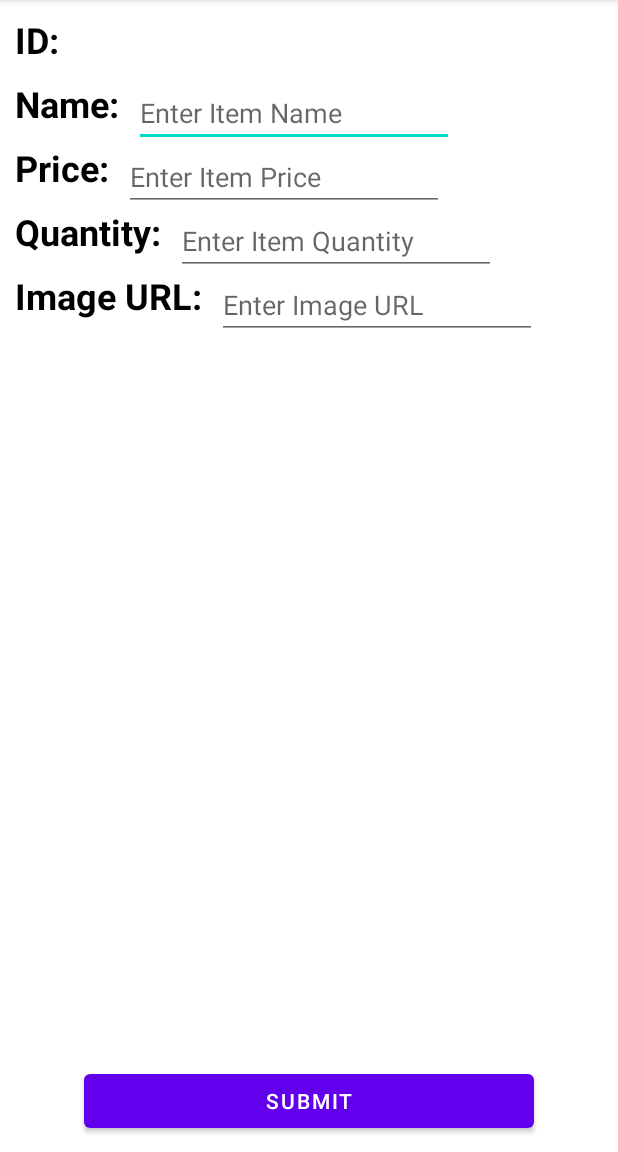
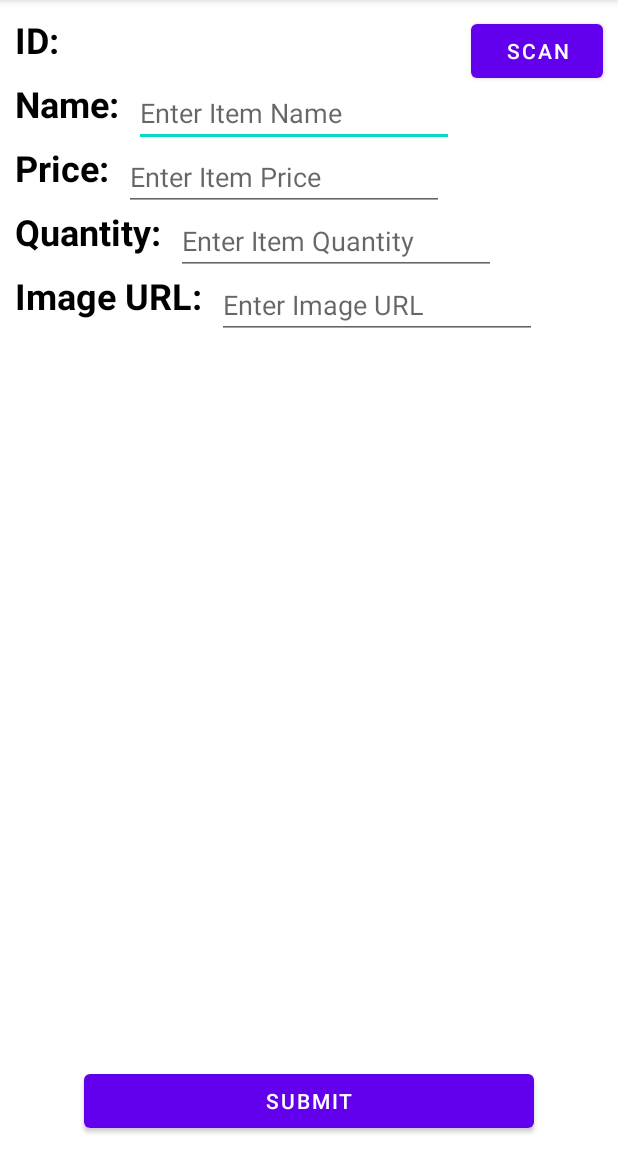
Before and after one commit to MinaSaad47/mms, an Android app: the AddEditItemActivity screen opened directly, with no data from a screen before it, on a phone screen of 412 x 824 dp, the part 84-1236 px from its top. Run offline under Robolectric (Android 15) with nearby library versions, the phone set to English and light mode, and no system bars.

Commit message:
barcode_scanning

```diff
--- a/app/build.gradle
+++ b/app/build.gradle
@@ -37,4 +37,5 @@ dependencies {
     androidTestImplementation 'androidx.test.espresso:espresso-core:3.4.0'
     implementation 'com.github.bumptech.glide:glide:4.12.0'
     annotationProcessor 'com.github.bumptech.glide:compiler:4.12.0'
+    implementation 'com.budiyev.android:code-scanner:2.1.0'
 }
--- a/app/src/main/AndroidManifest.xml
+++ b/app/src/main/AndroidManifest.xml
@@ -3,6 +3,7 @@
     package="com.example.marketmanagementsystem">
 
     <uses-permission android:name="android.permission.INTERNET" />
+    <uses-permission android:name="android.permission.CAMERA"/>
 
     <application
         android:allowBackup="true"
@@ -11,6 +12,9 @@
         android:roundIcon="@mipmap/ic_launcher_round"
         android:supportsRtl="true"
         android:theme="@style/Theme.MarketManagementSystem">
+        <activity
+            android:name=".ScannerActivity"
+            android:exported="true" />
         <activity
             android:name=".ItemCheckoutActivity"
             android:exported="true" />
--- a/app/src/main/java/com/example/marketmanagementsystem/AddEditItemActivity.java
+++ b/app/src/main/java/com/example/marketmanagementsystem/AddEditItemActivity.java
@@ -1,5 +1,9 @@
 package com.example.marketmanagementsystem;
 
+import androidx.activity.result.ActivityResult;
+import androidx.activity.result.ActivityResultCallback;
+import androidx.activity.result.ActivityResultLauncher;
+import androidx.activity.result.contract.ActivityResultContracts;
 import androidx.appcompat.app.AppCompatActivity;
 
 import android.content.Intent;
@@ -16,13 +20,14 @@ import java.util.List;
 
 public class AddEditItemActivity extends AppCompatActivity {
 
-    int id;
+    int index;
     Item item;
 
     TextView tv_itemID;
     EditText et_itemName, et_itemPrice, et_itemQuantity, et_itemImageURL;
     ImageView iv_itemImagePreview;
-    Button btn_submit;
+    Button btn_submit, btn_scan;
+    ActivityResultLauncher<Intent> activityResultLauncher;
 
     @Override
     protected void onCreate(Bundle savedInstanceState) {
@@ -36,12 +41,24 @@ public class AddEditItemActivity extends AppCompatActivity {
         et_itemImageURL = findViewById(R.id.et_imageURL);
         iv_itemImagePreview = findViewById(R.id.iv_itemImagePreview);
         btn_submit = findViewById(R.id.btn_submit);
+        btn_scan = findViewById(R.id.btn_scan);
 
-        id = getIntent().getIntExtra("id", -1);
+        index = getIntent().getIntExtra("index", -1);
 
-        if (id >= 0) {
+        activityResultLauncher = registerForActivityResult(
+                new ActivityResultContracts.StartActivityForResult(),
+                new ActivityResultCallback<ActivityResult>() {
+                    @Override
+                    public void onActivityResult(ActivityResult result) {
+                        int resID = result.getData().getIntExtra("idScan", -1);
+                        tv_itemID.setText(String.valueOf(resID));
+                    }
+                }
+        );
+
+        if (index >= 0) {
             item = AppDatabase.getInstant(AddEditItemActivity.this).getItemsList(null)
-            .get(id);
+            .get(index);
 
             tv_itemID.setText(String.valueOf(item.getId()));
             et_itemName.setText(item.getName());
@@ -55,13 +72,15 @@ public class AddEditItemActivity extends AppCompatActivity {
         btn_submit.setOnClickListener(new View.OnClickListener() {
             @Override
             public void onClick(View view) {
-                if (item == null)
+                if (item == null) {
                     item = new Item();
+                    item.setId(Integer.parseInt(tv_itemID.getText().toString()));
+                }
                 item.setName(et_itemName.getText().toString().trim());
                 item.setPrice(Double.valueOf(et_itemPrice.getText().toString().trim()));
                 item.setQuantity(Integer.valueOf(et_itemQuantity.getText().toString().trim()));
                 item.setImageURL(et_itemImageURL.getText().toString().trim());
-                if (id >= 0)
+                if (index >= 0)
                     AppDatabase.getInstant(AddEditItemActivity.this).updateItem(item);
                 else
                     AppDatabase.getInstant(AddEditItemActivity.this).addItem(item);
@@ -71,5 +90,13 @@ public class AddEditItemActivity extends AppCompatActivity {
                 startActivity(intent);
             }
         });
+
+        btn_scan.setOnClickListener(new View.OnClickListener() {
+            @Override
+            public void onClick(View view) {
+                Intent intent = new Intent(AddEditItemActivity.this, ScannerActivity.class);
+                activityResultLauncher.launch(intent);
+            }
+        });
     }
 }
--- a/app/src/main/java/com/example/marketmanagementsystem/AppDatabase.java
+++ b/app/src/main/java/com/example/marketmanagementsystem/AppDatabase.java
@@ -59,6 +59,7 @@ public final class AppDatabase extends SQLiteOpenHelper {
         SQLiteDatabase db = this.getWritableDatabase();
         ContentValues cv = new ContentValues();
 
+        cv.put(COL_ITEM_ID, item.getId());
         cv.put(COL_ITEM_NAME, item.getName());
         cv.put(COL_ITEM_PRICE, item.getPrice());
         cv.put(COL_ITEM_QUANTITY, item.getQuantity());
--- a/app/src/main/java/com/example/marketmanagementsystem/AppRecyclerViewAdapter.java
+++ b/app/src/main/java/com/example/marketmanagementsystem/AppRecyclerViewAdapter.java
@@ -49,7 +49,7 @@ public class AppRecyclerViewAdapter extends RecyclerView.Adapter<AppRecyclerView
             @Override
             public void onClick(View view) {
                 Intent intent = new Intent(context, AddEditItemActivity.class);
-                intent.putExtra("id", itemList.get(position).getId() - 1);
+                intent.putExtra("index", position);
                 context.startActivity(intent);
             }
         });
--- a/app/src/main/res/layout/activity_add_edit_item.xml
+++ b/app/src/main/res/layout/activity_add_edit_item.xml
@@ -139,4 +139,13 @@
         app:layout_constraintStart_toStartOf="parent"
         app:layout_constraintTop_toBottomOf="@+id/textView9"
         tools:srcCompat="@tools:sample/avatars" />
+
+    <Button
+        android:id="@+id/btn_scan"
+        android:layout_width="wrap_content"
+        android:layout_height="wrap_content"
+        android:layout_marginEnd="10dp"
+        android:text="Scan"
+        app:layout_constraintEnd_toEndOf="parent"
+        app:layout_constraintTop_toTopOf="@+id/textView2" />
 </androidx.constraintlayout.widget.ConstraintLayout>
```
Also changed, not shown: app/src/main/java/com/example/marketmanagementsystem/ScannerActivity.java (added, +63 -0 lines), app/src/main/res/layout/activity_scanner.xml (added, +26 -0 lines).
